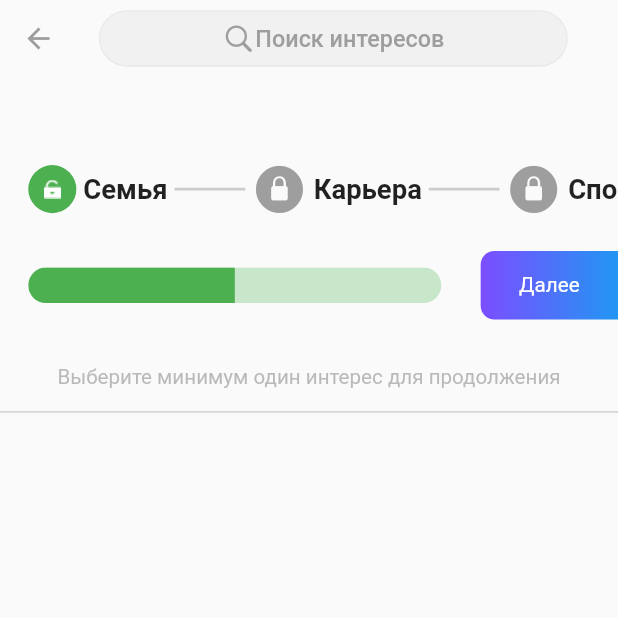
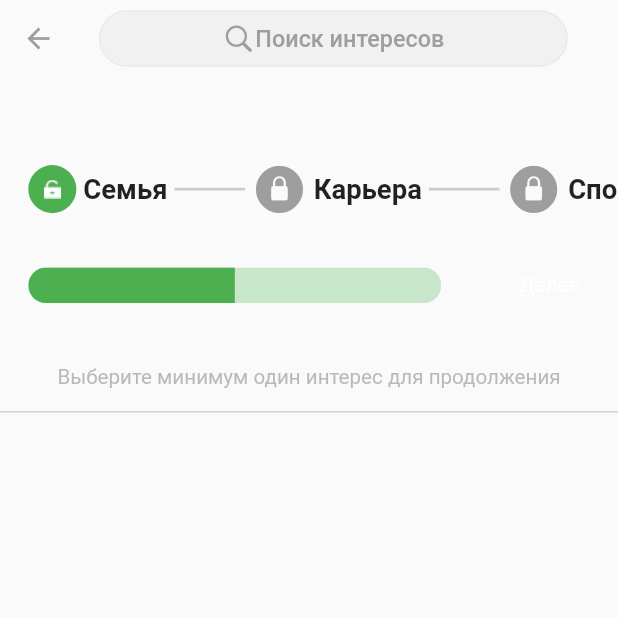
Before and after one commit to unysu/uny-app-front, a Flutter app: the InterestsPage screen opened directly, on a phone screen of 412 x 824 dp, the top half of it. Run offline on Flutter 3.47's test engine with Material 2 defaults, Android fonts, the phone set to English and light mode, and no system bars; our stand-ins replace dotted_border, image_cropper, image_picker, permission_handler, reorderable_grid_view, responsive_framework and 2 more; missing offline and left inert: flutter_verification_code, photo_manager, video_thumbnail.

Commit message:
Added some part of interests page

```diff
--- a/lib/Interests Pages/choose_interests_page.dart
+++ b/lib/Interests Pages/choose_interests_page.dart
@@ -243,14 +243,14 @@ class _InterestsPageState extends State<InterestsPage>{
                   topLeft: Radius.circular(10),
                   bottomLeft: Radius.circular(10),
                 ),
-                gradient: LinearGradient(
-                  begin: Alignment.centerLeft,
-                  end: Alignment.centerRight,
-                  colors: [
-                    Colors.deepPurpleAccent,
-                    Colors.blue
-                  ]
-                )
+                // gradient: LinearGradient(
+                //   begin: Alignment.centerLeft,
+                //   end: Alignment.centerRight,
+                //   colors: [
+                //     Colors.deepPurpleAccent,
+                //     Colors.blue
+                //   ]
+                // )
               ),
             )
           ],
```
